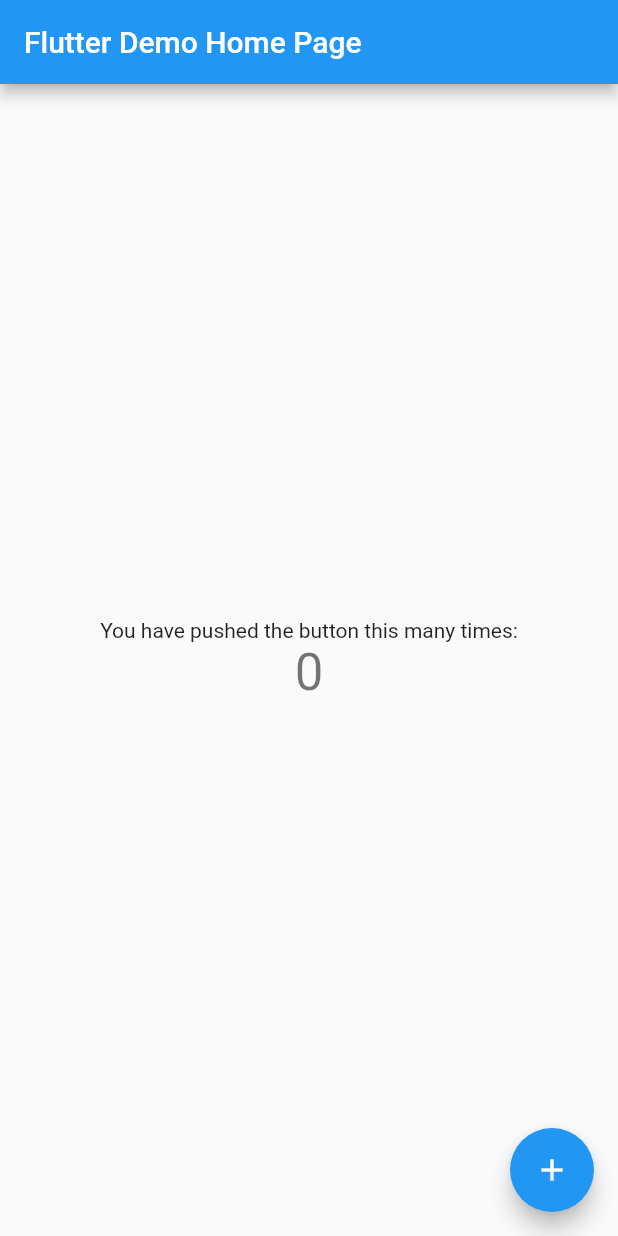
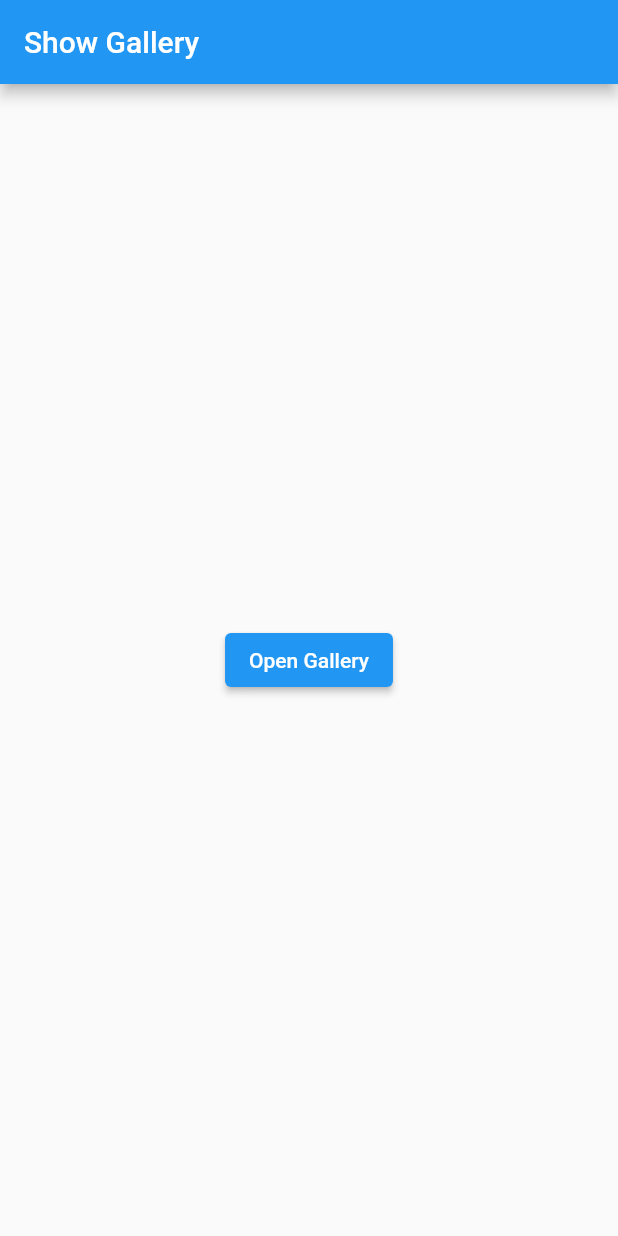
Before and after one commit to maxpham97/demo-gallery-app, a Flutter app: the screen it shows after launch, on a phone screen of 412 x 824 dp. Run offline on Flutter 3.47's test engine with Material 2 defaults, Android fonts, the phone set to English and light mode, and no system bars; missing offline and left inert: photo_manager.

Commit message:
add show photo from gallery page

```diff
--- a/lib/main.dart
+++ b/lib/main.dart
@@ -1,4 +1,6 @@
 import 'package:flutter/material.dart';
+import 'package:gallery_app/screens/show_photo_page.dart';
+import 'package:photo_manager/photo_manager.dart';
 
 void main() {
   runApp(const MyApp());
@@ -12,104 +14,30 @@ class MyApp extends StatelessWidget {
   Widget build(BuildContext context) {
     return MaterialApp(
       title: 'Flutter Demo',
-      theme: ThemeData(
-        // This is the theme of your application.
-        //
-        // Try running your application with "flutter run". You'll see the
-        // application has a blue toolbar. Then, without quitting the app, try
-        // changing the primarySwatch below to Colors.green and then invoke
-        // "hot reload" (press "r" in the console where you ran "flutter run",
-        // or simply save your changes to "hot reload" in a Flutter IDE).
-        // Notice that the counter didn't reset back to zero; the application
-        // is not restarted.
-        primarySwatch: Colors.blue,
-      ),
-      home: const MyHomePage(title: 'Flutter Demo Home Page'),
+      home: MyHome(),
+      routes: {
+        '/showGallery': (context) => const ShowGallery(),
+      },
     );
   }
 }
 
-class MyHomePage extends StatefulWidget {
-  const MyHomePage({super.key, required this.title});
-
-  // This widget is the home page of your application. It is stateful, meaning
-  // that it has a State object (defined below) that contains fields that affect
-  // how it looks.
-
-  // This class is the configuration for the state. It holds the values (in this
-  // case the title) provided by the parent (in this case the App widget) and
-  // used by the build method of the State. Fields in a Widget subclass are
-  // always marked "final".
-
-  final String title;
-
-  @override
-  State<MyHomePage> createState() => _MyHomePageState();
-}
-
-class _MyHomePageState extends State<MyHomePage> {
-  int _counter = 0;
-
-  void _incrementCounter() {
-    setState(() {
-      // This call to setState tells the Flutter framework that something has
-      // changed in this State, which causes it to rerun the build method below
-      // so that the display can reflect the updated values. If we changed
-      // _counter without calling setState(), then the build method would not be
-      // called again, and so nothing would appear to happen.
-      _counter++;
-    });
-  }
-
+class MyHome extends StatelessWidget {
   @override
   Widget build(BuildContext context) {
-    // This method is rerun every time setState is called, for instance as done
-    // by the _incrementCounter method above.
-    //
-    // The Flutter framework has been optimized to make rerunning build methods
-    // fast, so that you can just rebuild anything that needs updating rather
-    // than having to individually change instances of widgets.
     return Scaffold(
       appBar: AppBar(
-        // Here we take the value from the MyHomePage object that was created by
-        // the App.build method, and use it to set our appbar title.
-        title: Text(widget.title),
+        title: const Text("Show Gallery"),
       ),
       body: Center(
-        // Center is a layout widget. It takes a single child and positions it
-        // in the middle of the parent.
-        child: Column(
-          // Column is also a layout widget. It takes a list of children and
-          // arranges them vertically. By default, it sizes itself to fit its
-          // children horizontally, and tries to be as tall as its parent.
-          //
-          // Invoke "debug painting" (press "p" in the console, choose the
-          // "Toggle Debug Paint" action from the Flutter Inspector in Android
-          // Studio, or the "Toggle Debug Paint" command in Visual Studio Code)
-          // to see the wireframe for each widget.
-          //
-          // Column has various properties to control how it sizes itself and
-          // how it positions its children. Here we use mainAxisAlignment to
-          // center the children vertically; the main axis here is the vertical
-          // axis because Columns are vertical (the cross axis would be
-          // horizontal).
-          mainAxisAlignment: MainAxisAlignment.center,
-          children: <Widget>[
-            const Text(
-              'You have pushed the button this many times:',
-            ),
-            Text(
-              '$_counter',
-              style: Theme.of(context).textTheme.headline4,
-            ),
-          ],
+        child: ElevatedButton(
+          onPressed: () async {
+            PhotoManager.getAssetPathList();
+            Navigator.pushNamed(context, '/showGallery');
+          },
+          child: const Text("Open Gallery"),
         ),
       ),
-      floatingActionButton: FloatingActionButton(
-        onPressed: _incrementCounter,
-        tooltip: 'Increment',
-        child: const Icon(Icons.add),
-      ), // This trailing comma makes auto-formatting nicer for build methods.
     );
   }
 }
--- a/pubspec.yaml
+++ b/pubspec.yaml
@@ -36,6 +36,8 @@ dependencies:
   # The following adds the Cupertino Icons font to your application.
   # Use with the CupertinoIcons class for iOS style icons.
   cupertino_icons: ^1.0.2
+  photo_manager: ^2.5.1+1
+  video_player: ^0.11.1+2
 
 dev_dependencies:
   flutter_test:
```
Also changed, not shown: lib/screens/show_photo_page.dart (added, +131 -0 lines), pubspec.lock, 9 other files.
